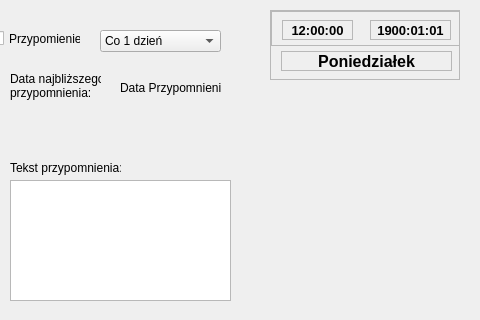
Above: Kontrahent/kontrahentinfododajwpis.ui from Astropl/TestRamek before the change; both pictures show x 320 to 800 and y 0 to 320 of the 800 by 600 pixel window. Below: the same form after it.
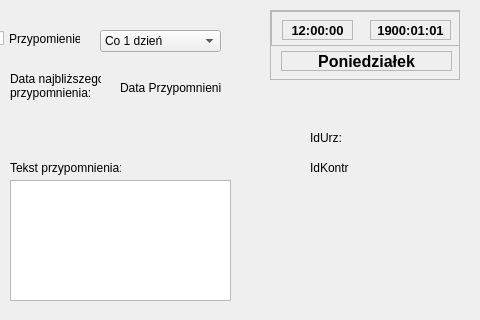
That is the form after the change.

Patch:
```diff
--- a/Kontrahent/kontrahentinfododajwpis.ui
+++ b/Kontrahent/kontrahentinfododajwpis.ui
@@ -402,6 +402,32 @@
      </widget>
     </widget>
    </widget>
+   <widget class="QLabel" name="label_12">
+    <property name="geometry">
+     <rect>
+      <x>630</x>
+      <y>130</y>
+      <width>111</width>
+      <height>16</height>
+     </rect>
+    </property>
+    <property name="text">
+     <string>IdUrz:</string>
+    </property>
+   </widget>
+   <widget class="QLabel" name="label_13">
+    <property name="geometry">
+     <rect>
+      <x>630</x>
+      <y>160</y>
+      <width>111</width>
+      <height>16</height>
+     </rect>
+    </property>
+    <property name="text">
+     <string>IdKontr</string>
+    </property>
+   </widget>
    <zorder>pushButton</zorder>
    <zorder>pushButton_2</zorder>
    <zorder>label</zorder>
```
Left out of the diff: 2 changed lines with no effect on the pictures.
